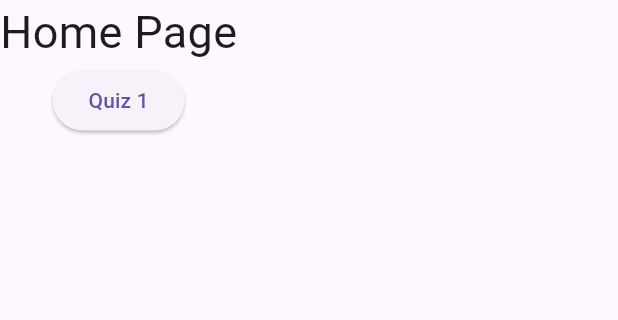
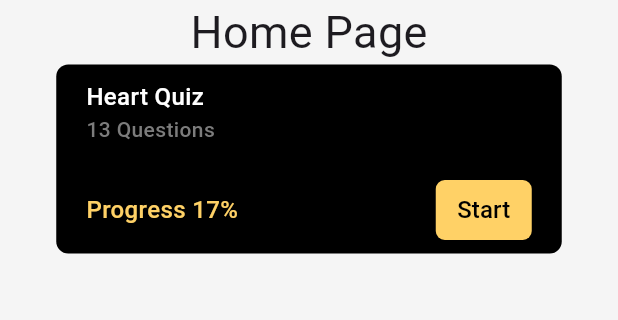
Before and after one commit to rahus12/BioAppDR, a Flutter app: the screen it shows after launch, on a phone screen of 412 x 824 dp, the part 84-404 px from its top. Run offline on Flutter 3.47's test engine with Material 3 defaults, Android fonts, the light colour scheme and no system bars.

Commit message:
added the quiz box

```diff
--- a/lib/pages/Home.dart
+++ b/lib/pages/Home.dart
@@ -22,15 +22,77 @@
         backgroundColor: Colors.purple[400],
         foregroundColor: Colors.white,
       ),
-      body: Column(
+      body: Container(
+        color: Color(0xFFF5F5F5),
+        child: Column(
           children: [
             Text("Home Page", style: TextStyle(fontSize: 30) ),
+            // black box container
+            Center(
+              child: Container(
+                padding: EdgeInsets.fromLTRB(20 ,10, 20, 5),
+                width: 337,
+                height: 126,
+                decoration: BoxDecoration(
+                  color: Colors.black, // Background color
+                  borderRadius: BorderRadius.circular(8), // Rounded corners
+                ),
+                child: Column(
+                  crossAxisAlignment: CrossAxisAlignment.start,
+                  children: [
+                    Text(
+                      "Heart Quiz",
+                      style: TextStyle(
+                        fontSize: 16,
+                        fontWeight: FontWeight.w500,
+                        color: Colors.white
+                      ),
+                    ),
+                    Text(
+                      "13 Questions",
+                      style: TextStyle(
+                        fontSize: 14,
+                        fontWeight: FontWeight.w500,
+                        color: Color(0xFF7C7C7C)
+                      ),
+                    ),
+                    SizedBox(height: 20,),
+                    Row(
+                      mainAxisAlignment: MainAxisAlignment.spaceBetween,
+                      children: [
+                        Text(
+                          "Progress 17%",
+                          style: TextStyle(
+                              fontSize: 16,
+                              fontWeight: FontWeight.w500,
+                              color: Color(0xFFFFD166)
+                          ),
+                        ),
                         ElevatedButton(
+                          style: ElevatedButton.styleFrom(
+                            backgroundColor: Color(0xFFFFD166),
+                            foregroundColor: Colors.black,
+                            fixedSize: Size(55, 30),
+                            shape: RoundedRectangleBorder(
+                              borderRadius: BorderRadius.circular(6), // Set the radius here
+                            ),
+                            padding: EdgeInsets.symmetric(horizontal: 5, vertical: 5)
+                          ),
                           onPressed: () {
                             Navigator.pushNamed(context, '/question');
                           },
-              child: Text("Quiz 1"))
+                          child: Text("Start", style: TextStyle(
+                            fontSize: 16,
+                          ),)),
                       ],
+                    ),
+                  ],
+                ),
+              ),
+            ),
+
+          ],
+        ),
       ),
     );
   }
```
Lines whose indentation alone changed are shown as unchanged.
